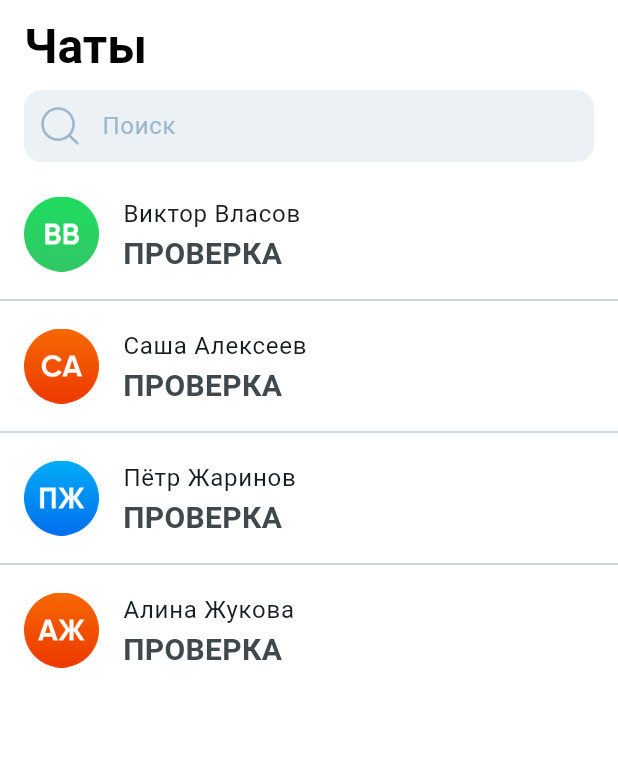
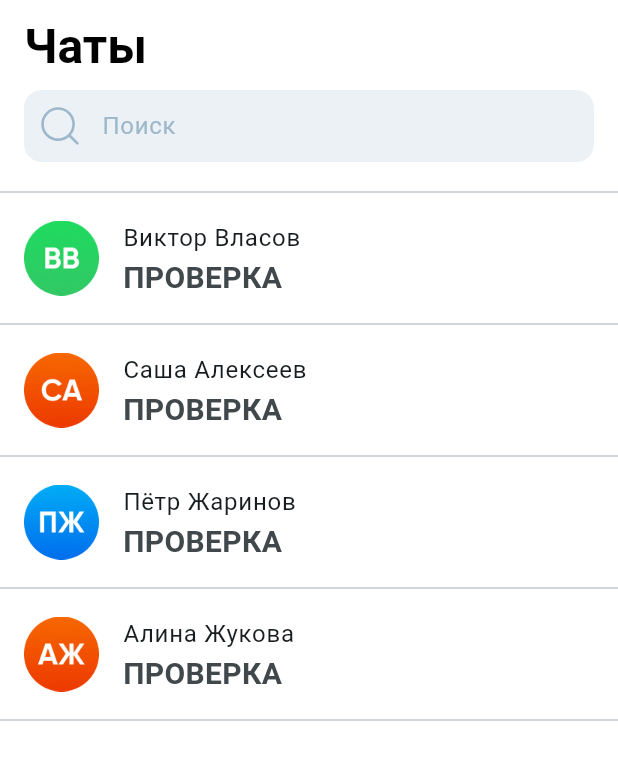
Before and after one commit to eclair-desertire/messenger-flutter-project, a Flutter app: the screen it shows after launch, on a phone screen of 412 x 824 dp. Shown: the top 760 px of the screen. Run offline on Flutter 3.47's test engine with Material 3 defaults, Android fonts, the phone set to English and light mode, and no system bars; our stand-ins replace flutter_svg.

```diff
--- a/lib/features/presentation/chat/chat_list.dart
+++ b/lib/features/presentation/chat/chat_list.dart
@@ -60,12 +60,19 @@ class _ChatListState extends State<ChatList> {
           ],
         ),
       ),
-      body: ListView.separated(
-        itemCount: 4,
-        separatorBuilder: (context, index) => Divider(),
-        itemBuilder: (context, i) {
-          return ChatTile(name: names[i], icon: images[i]);
-        },
+      body: Column(
+        children: [
+          Divider(),
+          ListView.separated(
+            shrinkWrap: true,
+            itemCount: 4,
+            separatorBuilder: (context, index) => Divider(),
+            itemBuilder: (context, i) {
+              return ChatTile(name: names[i], icon: images[i]);
+            },
+          ),
+          Divider(),
+        ],
       ),
     );
   }
--- a/lib/main.dart
+++ b/lib/main.dart
@@ -17,6 +17,7 @@ class MyApp extends StatelessWidget {
       theme: lightTheme,
       initialRoute: '/',
       routes: appRoutes,
+      debugShowCheckedModeBanner: false,
     );
   }
 }
```
Also changed, not shown: lib/features/presentation/chat/chat.dart (+27 -4 lines).
